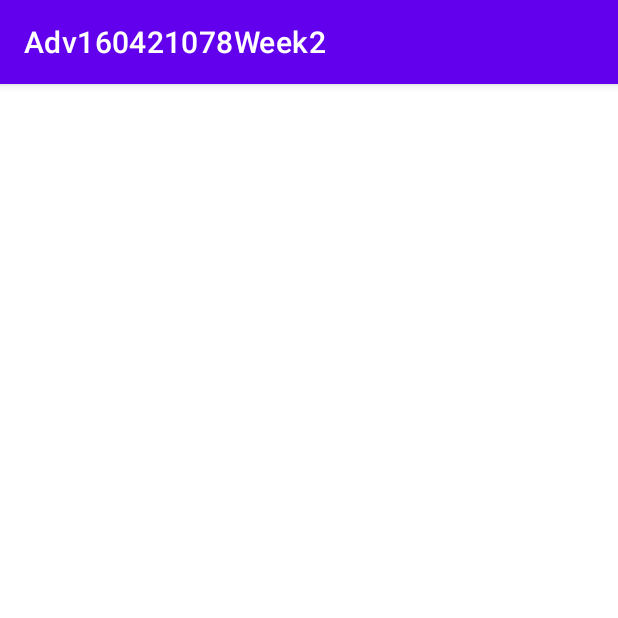
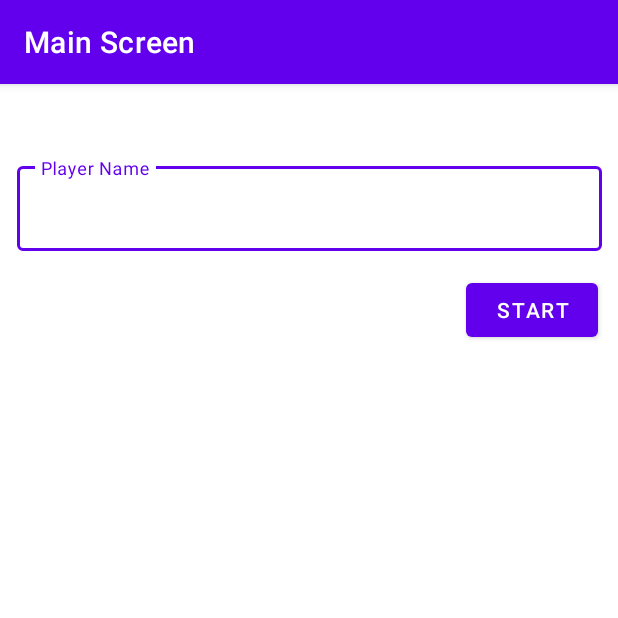
Before and after one commit to CrosseVire/Adv160421078Week2, an Android app: the screen it shows after launch (MainActivity), on a phone screen of 412 x 824 dp, the top half of it. Run offline under Robolectric (Android 15) with nearby library versions, the phone set to English and light mode, and no system bars; our stand-ins replace navigation-ui.

Commit message:
MainFragment GameFragment

```diff
--- a/app/build.gradle.kts
+++ b/app/build.gradle.kts
@@ -1,6 +1,7 @@
 plugins {
     id("com.android.application")
     id("org.jetbrains.kotlin.android")
+    id("androidx.navigation.safeargs.kotlin")
 }
 
 android {
@@ -17,6 +18,9 @@ android {
         testInstrumentationRunner = "androidx.test.runner.AndroidJUnitRunner"
     }
 
+    buildFeatures{
+        viewBinding = true
+    }
     buildTypes {
         release {
             isMinifyEnabled = false
@@ -41,6 +45,8 @@ dependencies {
     implementation("androidx.appcompat:appcompat:1.6.1")
     implementation("com.google.android.material:material:1.11.0")
     implementation("androidx.constraintlayout:constraintlayout:2.1.4")
+    implementation("androidx.navigation:navigation-fragment-ktx:2.7.7")
+    implementation("androidx.navigation:navigation-ui-ktx:2.7.7")
     testImplementation("junit:junit:4.13.2")
     androidTestImplementation("androidx.test.ext:junit:1.1.5")
     androidTestImplementation("androidx.test.espresso:espresso-core:3.5.1")
--- a/app/src/main/java/com/example/adv160421078week2/MainActivity.kt
+++ b/app/src/main/java/com/example/adv160421078week2/MainActivity.kt
@@ -2,10 +2,20 @@ package com.example.adv160421078week2
 
 import androidx.appcompat.app.AppCompatActivity
 import android.os.Bundle
+import androidx.navigation.NavController
+import androidx.navigation.fragment.NavHostFragment
+import androidx.navigation.ui.NavigationUI
 
 class MainActivity : AppCompatActivity() {
+    private lateinit var navController: NavController
     override fun onCreate(savedInstanceState: Bundle?) {
         super.onCreate(savedInstanceState)
         setContentView(R.layout.activity_main)
+        navController = (supportFragmentManager.findFragmentById(R.id.hostFragment) as NavHostFragment).navController
+        NavigationUI.setupActionBarWithNavController(this, navController)
+    }
+
+    override fun onSupportNavigateUp(): Boolean {
+        return navController.navigateUp()
     }
 }
--- a/app/src/main/java/com/example/adv160421078week2/MainFragment.kt
+++ b/app/src/main/java/com/example/adv160421078week2/MainFragment.kt
@@ -5,12 +5,30 @@ import androidx.fragment.app.Fragment
 import android.view.LayoutInflater
 import android.view.View
 import android.view.ViewGroup
+import androidx.navigation.Navigation
+import com.example.adv160421078week2.databinding.FragmentMainBinding
+
 class MainFragment : Fragment() {
+    private lateinit var binding: FragmentMainBinding
+
     override fun onCreateView(
-        inflater: LayoutInflater, container: ViewGroup?,
-        savedInstanceState: Bundle?
+        inflater: LayoutInflater, container:
+        ViewGroup?, savedInstanceState: Bundle?
     ): View? {
-        // Inflate the layout for this fragment
-        return inflater.inflate(R.layout.fragment_main, container, false)
+        binding = FragmentMainBinding.inflate(
+            inflater,
+            container, false
+        )
+        return binding.root
     }
+
+    override fun onViewCreated(view: View, savedInstanceState: Bundle?) {
+        super.onViewCreated(view, savedInstanceState)
+        binding.btnStart.setOnClickListener {
+            val playerName = binding.txtName.text.toString()
+            val action = MainFragmentDirections.actionGameFragment(playerName)
+            Navigation.findNavController(it).navigate(action)
+        }
+    }
+
 }
--- /dev/null
+++ b/app/src/main/res/drawable/baseline_arrow_back_24.xml
@@ -0,0 +1,5 @@
+<vector android:autoMirrored="true" android:height="24dp"
+    android:tint="#000000" android:viewportHeight="24"
+    android:viewportWidth="24" android:width="24dp" xmlns:android="http://schemas.android.com/apk/res/android">
+    <path android:fillColor="@android:color/white" android:pathData="M20,11H7.83l5.59,-5.59L12,4l-8,8 8,8 1.41,-1.41L7.83,13H20v-2z"/>
+</vector>
--- a/app/src/main/res/layout/activity_main.xml
+++ b/app/src/main/res/layout/activity_main.xml
@@ -6,4 +6,15 @@
     android:layout_height="match_parent"
     tools:context=".MainActivity">
 
+    <androidx.fragment.app.FragmentContainerView
+        android:id="@+id/hostFragment"
+        android:name="androidx.navigation.fragment.NavHostFragment"
+        android:layout_width="409dp"
+        android:layout_height="729dp"
+        app:defaultNavHost="true"
+        app:layout_constraintBottom_toBottomOf="parent"
+        app:layout_constraintEnd_toEndOf="parent"
+        app:layout_constraintStart_toStartOf="parent"
+        app:layout_constraintTop_toTopOf="parent"
+        app:navGraph="@navigation/game_navigation" />
 </androidx.constraintlayout.widget.ConstraintLayout>
--- a/app/src/main/res/layout/fragment_main.xml
+++ b/app/src/main/res/layout/fragment_main.xml
@@ -12,11 +12,13 @@
         android:layout_height="match_parent">
 
         <com.google.android.material.textfield.TextInputLayout
+            style="@style/Widget.MaterialComponents.TextInputLayout.OutlinedBox"
             android:id="@+id/textInputLayout"
             android:layout_width="390dp"
             android:layout_height="wrap_content"
             android:layout_marginTop="30dp"
             android:hint="Player Name"
+            app:boxBackgroundColor="#FFFFFF"
             app:hintEnabled="true"
             app:layout_constraintEnd_toEndOf="parent"
             app:layout_constraintStart_toStartOf="parent"
@@ -25,7 +27,8 @@
             <com.google.android.material.textfield.TextInputEditText
                 android:id="@+id/txtName"
                 android:layout_width="match_parent"
-                android:layout_height="wrap_content" />
+                android:layout_height="wrap_content"
+                android:singleLine="false" />
         </com.google.android.material.textfield.TextInputLayout>
 
         <Button
@@ -40,6 +43,7 @@
             app:layout_constraintHorizontal_bias="1.0"
             app:layout_constraintStart_toStartOf="parent"
             app:layout_constraintTop_toBottomOf="@+id/textInputLayout" />
+
     </androidx.constraintlayout.widget.ConstraintLayout>
 
 </FrameLayout>
--- /dev/null
+++ b/app/src/main/res/navigation/game_navigation.xml
@@ -0,0 +1,29 @@
+<?xml version="1.0" encoding="utf-8"?>
+<navigation xmlns:android="http://schemas.android.com/apk/res/android"
+    xmlns:app="http://schemas.android.com/apk/res-auto"
+    xmlns:tools="http://schemas.android.com/tools"
+    android:id="@+id/game_navigation"
+    app:startDestination="@id/mainFragment">
+
+    <fragment
+        android:id="@+id/mainFragment"
+        android:name="com.example.adv160421078week2.MainFragment"
+        android:label="Main Screen"
+        tools:layout="@layout/fragment_main" >
+        <action
+            android:id="@+id/actionGameFragment"
+            app:destination="@id/gameFragment" />
+    </fragment>
+    <fragment
+        android:id="@+id/gameFragment"
+        android:name="com.example.adv160421078week2.GameFragment"
+        android:label="Game Screen"
+        tools:layout="@layout/fragment_game" >
+        <action
+            android:id="@+id/actionMainFragment"
+            app:destination="@id/mainFragment" />
+        <argument
+            android:name="player_name"
+            app:argType="string" />
+    </fragment>
+</navigation>
```
Also changed, not shown: app/src/main/java/com/example/adv160421078week2/GameFragment.kt (+20 -4 lines), app/src/main/res/layout/fragment_game.xml (+31 -3 lines), build.gradle.kts (+10 -0 lines).
